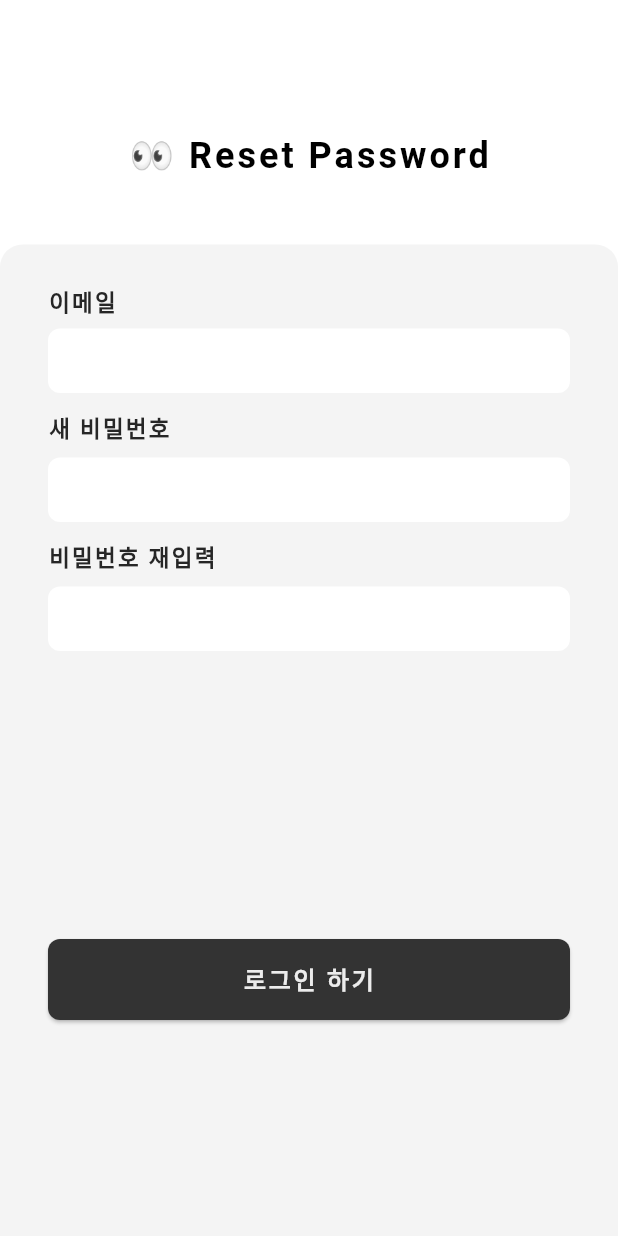
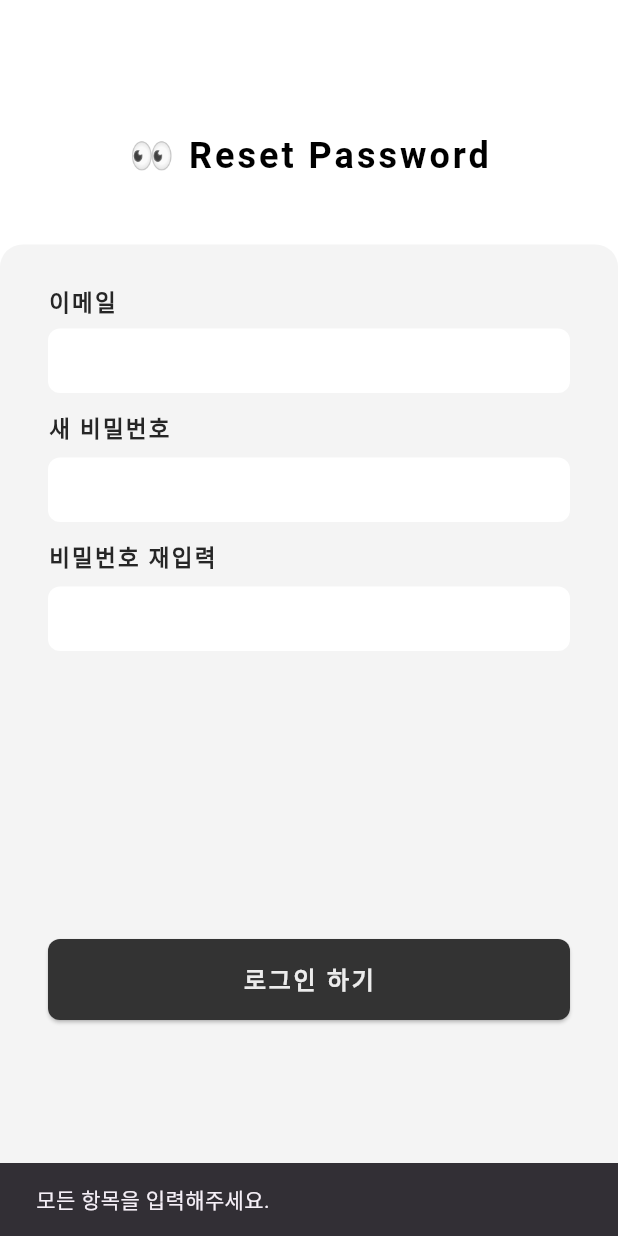
Before and after one commit to jiyoung720/capstone, a Flutter app: the ResetPasswordPage screen opened by its route, after a tap on "로그인 하기", on a phone screen of 412 x 824 dp. Run offline on Flutter 3.47's test engine with Material 3 defaults, Android fonts, the phone set to English and light mode, and no system bars; our stand-ins replace shared_preferences; accounts and stored records are empty.

Commit message:
feat: 비밀번호 재설정 API 연결

```diff
--- a/lib/pages/reset_password_page.dart
+++ b/lib/pages/reset_password_page.dart
@@ -1,4 +1,5 @@
 import 'package:flutter/material.dart';
+import '../api/todo_api.dart';
 
 class ResetPasswordPage extends StatelessWidget {
   final emailController = TextEditingController();
@@ -79,8 +80,38 @@ class ResetPasswordPage extends StatelessWidget {
                   borderRadius: BorderRadius.circular(8),
                 ),
               ),
-              onPressed: () {
-                // TODO: 비밀번호 재설정 처리 로직
+              onPressed: () async {
+                // ✅ 비밀번호 재설정 처리 로직
+                final email = emailController.text.trim();
+                final newPassword = newPasswordController.text.trim();
+                final confirmPassword = confirmPasswordController.text.trim();
+
+                if (email.isEmpty || newPassword.isEmpty || confirmPassword.isEmpty) {
+                  ScaffoldMessenger.of(context).showSnackBar(
+                    const SnackBar(content: Text('모든 항목을 입력해주세요.')),
+                  );
+                  return;
+                }
+
+                if (newPassword != confirmPassword) {
+                  ScaffoldMessenger.of(context).showSnackBar(
+                    const SnackBar(content: Text('비밀번호가 일치하지 않습니다.')),
+                  );
+                  return;
+                }
+
+                bool success = await resetUserPassword(email, newPassword);
+
+                if (success) {
+                  ScaffoldMessenger.of(context).showSnackBar(
+                    const SnackBar(content: Text('비밀번호가 성공적으로 변경되었습니다.')),
+                  );
+                  Navigator.pushNamedAndRemoveUntil(context, '/login', (_) => false); // ✅ 로그인 화면으로 이동
+                } else {
+                  ScaffoldMessenger.of(context).showSnackBar(
+                    const SnackBar(content: Text('비밀번호 변경에 실패했습니다.')),
+                  );
+                }
               },
               child: const Text(
                 '로그인 하기',
```
